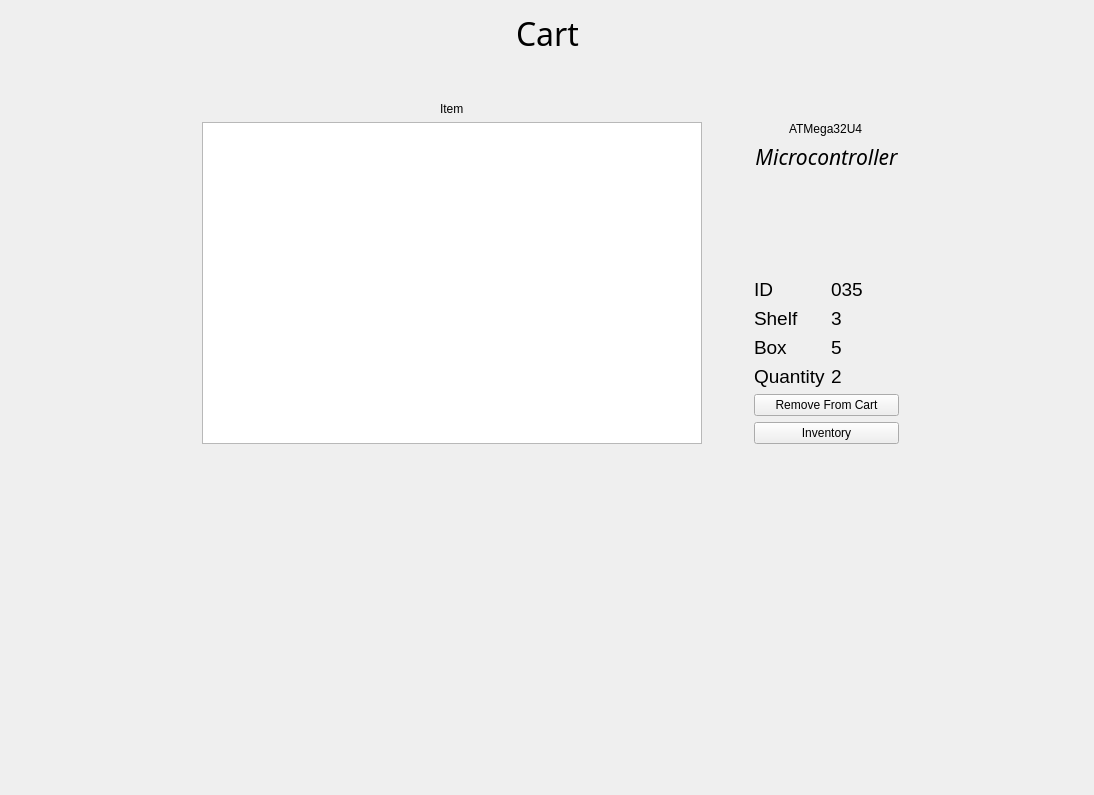
First picture: the form in cart.ui, repository arc-bphc/sims-gui, before the edit.
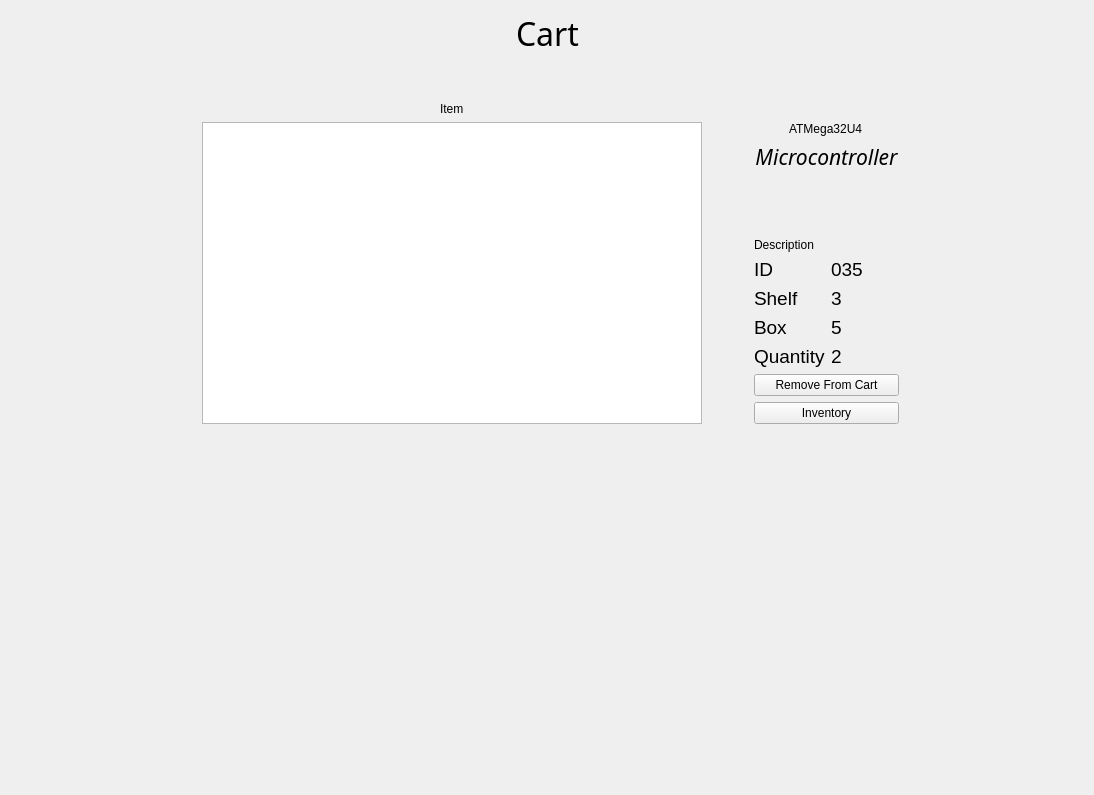
Second picture: the form after the edit. Icons and pictures are not drawn.

Patch:
```diff
--- a/cart.ui
+++ b/cart.ui
@@ -49,6 +49,19 @@
      </item>
      <item row="3" column="3">
       <layout class="QGridLayout" name="gridLayout">
+       <item row="2" column="0" colspan="2">
+        <spacer name="verticalSpacer_3">
+         <property name="orientation">
+          <enum>Qt::Vertical</enum>
+         </property>
+         <property name="sizeHint" stdset="0">
+          <size>
+           <width>20</width>
+           <height>40</height>
+          </size>
+         </property>
+        </spacer>
+       </item>
        <item row="0" column="0" colspan="2" alignment="Qt::AlignHCenter">
         <widget class="QLabel" name="partName">
          <property name="styleSheet">
@@ -215,31 +228,12 @@
          </property>
         </widget>
        </item>
-       <item row="2" column="0">
-        <spacer name="verticalSpacer_3">
-         <property name="orientation">
-          <enum>Qt::Vertical</enum>
+       <item row="4" column="0" colspan="2">
+        <widget class="QLabel" name="label">
+         <property name="text">
+          <string>Description</string>
          </property>
-         <property name="sizeHint" stdset="0">
-          <size>
-           <width>20</width>
-           <height>40</height>
-          </size>
-         </property>
-        </spacer>
-       </item>
-       <item row="4" column="1">
-        <spacer name="verticalSpacer_4">
-         <property name="orientation">
-          <enum>Qt::Vertical</enum>
-         </property>
-         <property name="sizeHint" stdset="0">
-          <size>
-           <width>20</width>
-           <height>40</height>
-          </size>
-         </property>
-        </spacer>
+        </widget>
        </item>
       </layout>
      </item>
```
